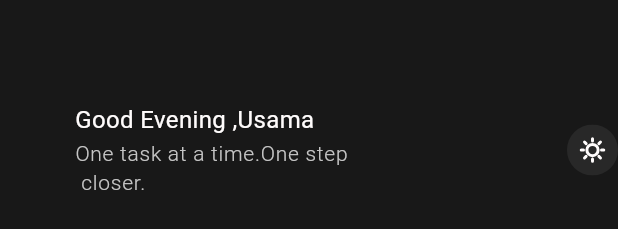
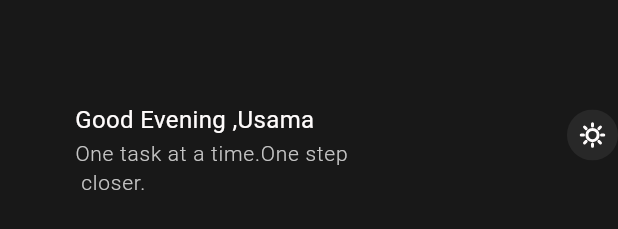
Before and after one commit to Kerolos163/TODO-ITI-, a Flutter app: the MyTaskHeader widget shown alone on an empty page, opened directly, on a phone screen of 412 x 824 dp. Shown: the part 468-697 px from the top of the screen. Run offline on Flutter 3.47's test engine with Material 3 defaults, Android fonts, the phone set to English and light mode, and no system bars; our stand-ins replace flutter_svg.

Commit message:
fix: Add padding to SvgPicture in MyTaskHeader for improved layout

```diff
--- a/lib/widgets/my_task_header.dart
+++ b/lib/widgets/my_task_header.dart
@@ -33,7 +33,10 @@ class MyTaskHeader extends StatelessWidget {
             ),
           ],
         ),
-        SvgPicture.asset(Assets.assetsImgsLight),
+        Padding(
+          padding: const EdgeInsets.only(bottom: 20),
+          child: SvgPicture.asset(Assets.assetsImgsLight),
+        ),
       ],
     );
   }
```
